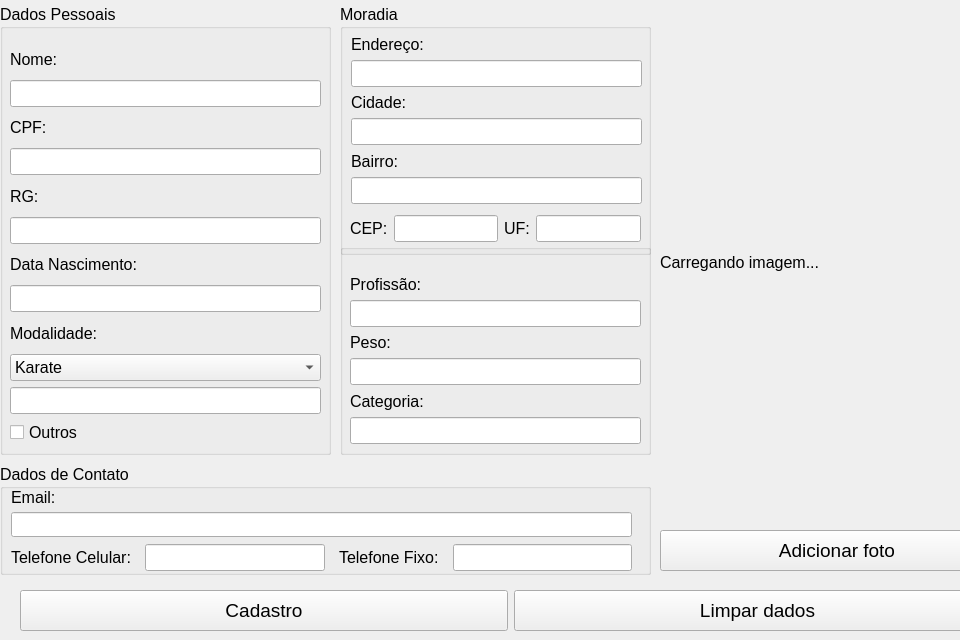
Qt form app/Cadastro.ui (CarlosMirdeSouza/DojoMoradaDoSol) before a commit.
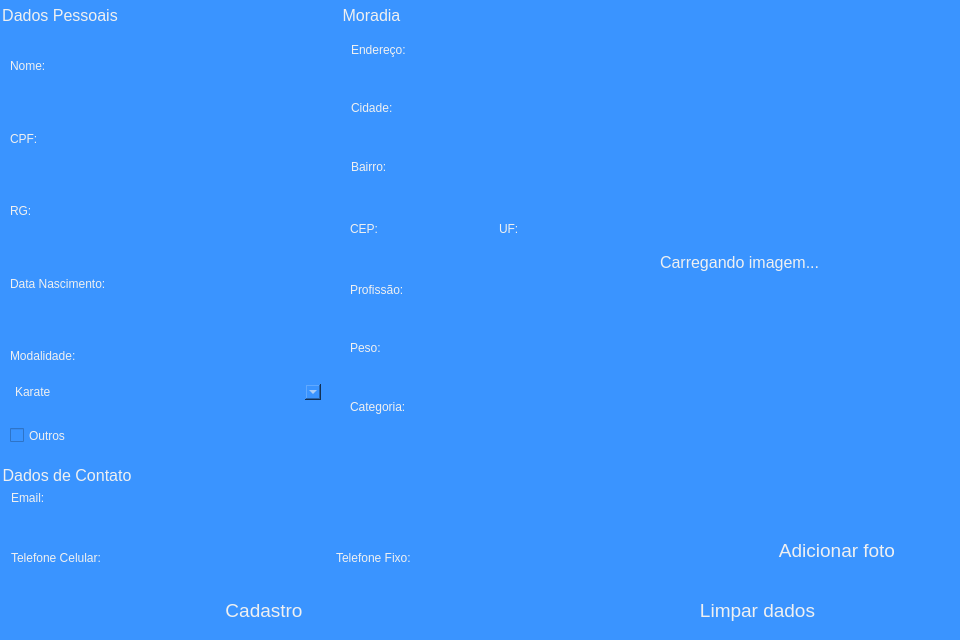
The same form after that commit.

What changed in the file:
```diff
--- a/app/Cadastro.ui
+++ b/app/Cadastro.ui
@@ -18,6 +18,24 @@
   <property name="windowTitle">
    <string>Cadastro</string>
   </property>
+  <property name="styleSheet">
+   <string notr="true">QWidget {
+  color: #eff0f1;
+  background-color: #3A94FF;
+  selection-background-color: #2968B2;
+  selection-color: #eff0f1;
+  background-clip: border;
+  border-image: none;
+  border: 0px transparent black;
+  outline: 0;
+}
+QCheckBox {
+    spacing: 5px;
+    outline: none;
+    color: #eff0f1;
+    margin-bottom: 2px;
+}</string>
+  </property>
   <widget class="QGroupBox" name="groupBoxDadosPessoias">
    <property name="geometry">
     <rect>
@@ -108,6 +126,21 @@
        <property name="enabled">
         <bool>true</bool>
        </property>
+       <property name="styleSheet">
+        <string notr="true">QWidget {
+  color: #eff0f1;
+  background-color: #3A94FF;
+  selection-background-color: #2968B2;
+  selection-color: #eff0f1;
+  background-clip: border;
+  border-image: none;
+  border: 0px transparent black;
+  outline: 0;
+}
+QCheckBox {
+	background-color: #eff0f1;
+}</string>
+       </property>
        <property name="frame">
         <bool>true</bool>
        </property>
```
